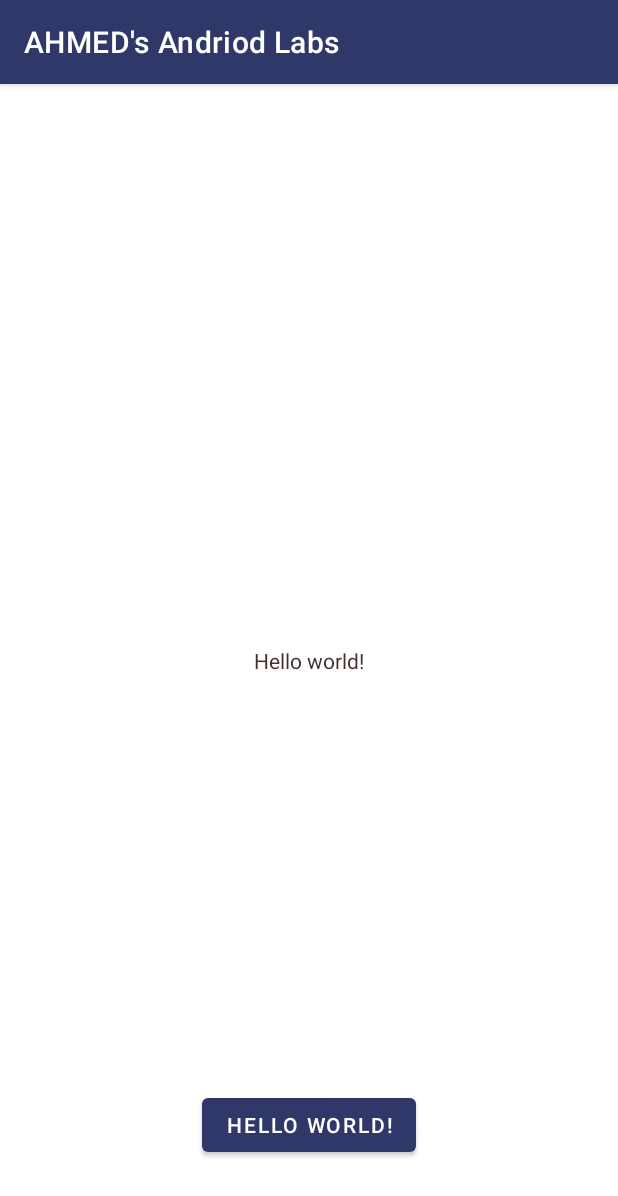
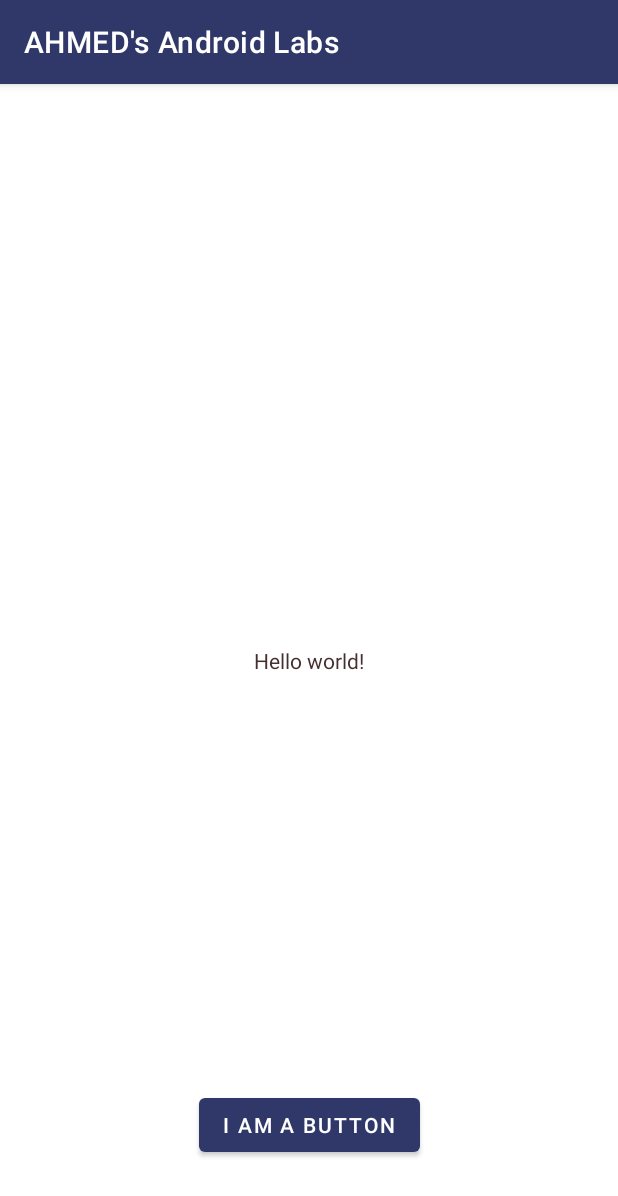
Before and after one commit to oiiin/Android-dev, an Android app: the screen it shows after launch (MainActivity), on a phone screen of 412 x 824 dp. Shown: the top 1196 px of the screen. Run offline under Robolectric (Android 15) with nearby library versions, the phone set to English and light mode, and no system bars.

Commit message:
Commit 4 Added extra lines

```diff
--- a/app/src/main/AndroidManifest.xml
+++ b/app/src/main/AndroidManifest.xml
@@ -8,6 +8,11 @@
         android:dataExtractionRules="@xml/data_extraction_rules"
         android:fullBackupContent="@xml/backup_rules"
         android:icon="@drawable/app_icon"
+
+
+
+
+
         android:label="@string/app_name"
         android:roundIcon="@mipmap/ic_launcher_round"
         android:supportsRtl="true"
--- a/app/src/main/java/algonquin/cst2335/ouni0002/MainActivity.java
+++ b/app/src/main/java/algonquin/cst2335/ouni0002/MainActivity.java
@@ -5,7 +5,7 @@ import androidx.appcompat.app.AppCompatActivity;
 import android.os.Bundle;
 
 public class MainActivity extends AppCompatActivity {
-
+//jhjhjhjh
     @Override
     protected void onCreate(Bundle savedInstanceState) {
         super.onCreate(savedInstanceState);
--- a/app/src/main/res/layout/activity_main.xml
+++ b/app/src/main/res/layout/activity_main.xml
@@ -19,7 +19,7 @@
         android:layout_width="wrap_content"
         android:layout_height="wrap_content"
         android:layout_marginBottom="50dp"
-        android:text="@string/hello_message"
+        android:text="@string/button_message"
         app:layout_constraintBottom_toBottomOf="parent"
         app:layout_constraintEnd_toEndOf="parent"
         app:layout_constraintHorizontal_bias="0.5"
--- a/app/src/main/res/values/strings.xml
+++ b/app/src/main/res/values/strings.xml
@@ -1,5 +1,5 @@
 <resources>
-    <string name="app_name">AHMED\'s Andriod Labs</string>
+    <string name="app_name">AHMED\'s Android Labs</string>
     <string name="hello_message">Hello world!</string>
-    <string name="button_message">I\'m a button</string>
+    <string name="button_message">I am a button</string>
 </resources>
```
Also changed, not shown: 1 other file.
